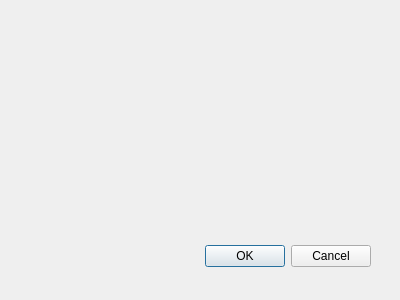
narunlifescience/AlphaPlot, file alphaplot/src/widgets/CustomCharacterDialog.ui: the form before one commit.
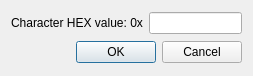
The form after the commit.

```diff
--- a/alphaplot/src/widgets/CustomCharacterDialog.ui
+++ b/alphaplot/src/widgets/CustomCharacterDialog.ui
@@ -8,22 +8,30 @@
    <rect>
     <x>0</x>
     <y>0</y>
-    <width>400</width>
-    <height>300</height>
+    <width>253</width>
+    <height>76</height>
    </rect>
   </property>
   <property name="windowTitle">
    <string>Dialog</string>
   </property>
-  <widget name="buttonBox" class="QDialogButtonBox">
-   <property name="geometry">
-    <rect>
-     <x>30</x>
-     <y>240</y>
-     <width>341</width>
-     <height>32</height>
-    </rect>
-   </property>
+  <layout class="QVBoxLayout" name="verticalLayout">
+   <item>
+    <layout class="QHBoxLayout" name="horizontalLayout">
+     <item>
+      <widget class="QLabel" name="label">
+       <property name="text">
+        <string>Character HEX value: 0x</string>
+       </property>
+      </widget>
+     </item>
+     <item>
+      <widget class="QLineEdit" name="lineEdit"/>
+     </item>
+    </layout>
+   </item>
+   <item>
+    <widget class="QDialogButtonBox" name="buttonBox">
    <property name="orientation">
     <enum>Qt::Horizontal</enum>
    </property>
@@ -31,6 +39,8 @@
     <set>QDialogButtonBox::Cancel|QDialogButtonBox::Ok</set>
    </property>
   </widget>
+   </item>
+  </layout>
  </widget>
  <pixmapfunction/>
  <resources/>
```
Left out of the diff: 7 changed lines with no effect on the pictures. Lines whose indentation alone changed are shown as unchanged.
